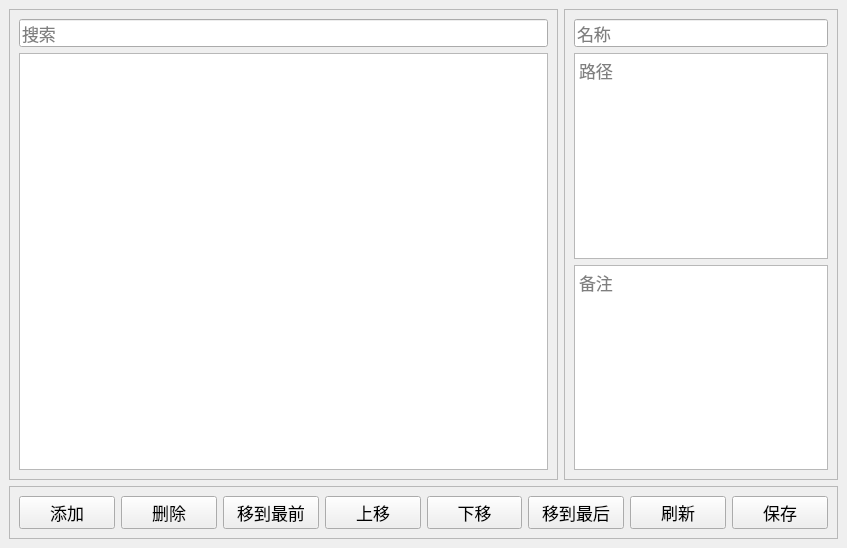
suifengpiaoyang/PathManager, file ui/main_window.ui: the form before one commit.
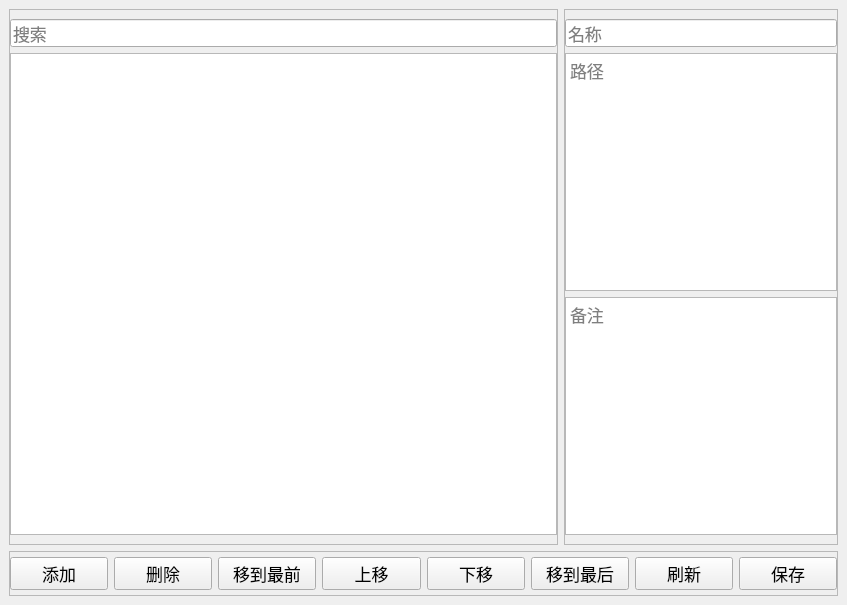
The form after the commit. Custom widgets are drawn as their Qt base class.

Commit message: 改善外观

```diff
--- a/ui/main_window.ui
+++ b/ui/main_window.ui
@@ -7,7 +7,7 @@
     <x>0</x>
     <y>0</y>
     <width>847</width>
-    <height>548</height>
+    <height>605</height>
    </rect>
   </property>
   <property name="font">
@@ -31,6 +31,12 @@
          <enum>QFrame::Raised</enum>
         </property>
         <layout class="QVBoxLayout" name="verticalLayout">
+         <property name="leftMargin">
+          <number>0</number>
+         </property>
+         <property name="rightMargin">
+          <number>0</number>
+         </property>
          <item>
           <widget class="QLineEdit" name="lineEditSearch">
            <property name="placeholderText">
@@ -68,6 +74,12 @@
          <enum>QFrame::Raised</enum>
         </property>
         <layout class="QVBoxLayout" name="verticalLayout_2">
+         <property name="leftMargin">
+          <number>0</number>
+         </property>
+         <property name="rightMargin">
+          <number>0</number>
+         </property>
          <item>
           <widget class="QLineEdit" name="lineEditName">
            <property name="placeholderText">
@@ -103,8 +115,17 @@
        <enum>QFrame::Raised</enum>
       </property>
       <layout class="QHBoxLayout" name="horizontalLayout_2">
+       <property name="leftMargin">
+        <number>0</number>
+       </property>
        <property name="topMargin">
-        <number>9</number>
+        <number>5</number>
+       </property>
+       <property name="rightMargin">
+        <number>0</number>
+       </property>
+       <property name="bottomMargin">
+        <number>5</number>
        </property>
        <item>
         <widget class="QPushButton" name="addButton">
```
